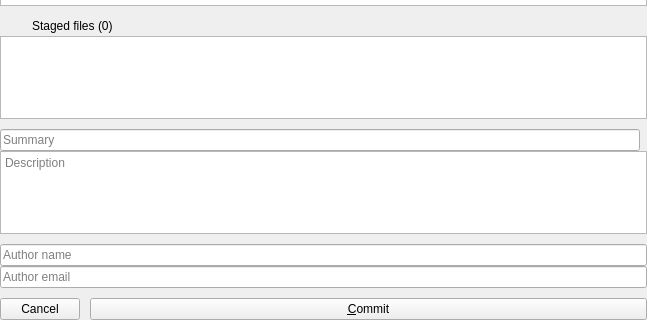
Old version of the form src/commits/WorkInProgressWidget.ui in the repository francescmm/GitQlient; both pictures show x 0 to 647 and y 211 to 531 of the 647 by 531 pixel window.
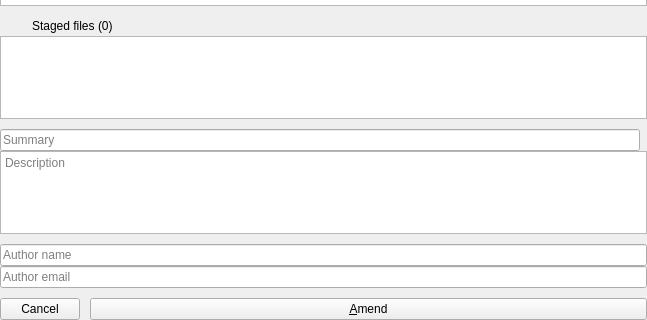
New version of the form. Icons and pictures are not drawn.

Commit message: #97 Split amend and commit widgets

```diff
--- a/src/commits/WorkInProgressWidget.ui
+++ b/src/commits/WorkInProgressWidget.ui
@@ -478,7 +478,7 @@
         <string>Commit selected files</string>
        </property>
        <property name="text">
-        <string>&amp;Commit</string>
+        <string>&amp;Amend</string>
        </property>
        <property name="shortcut">
         <string>Alt+C</string>
```
The commit also changes 8 other files.
